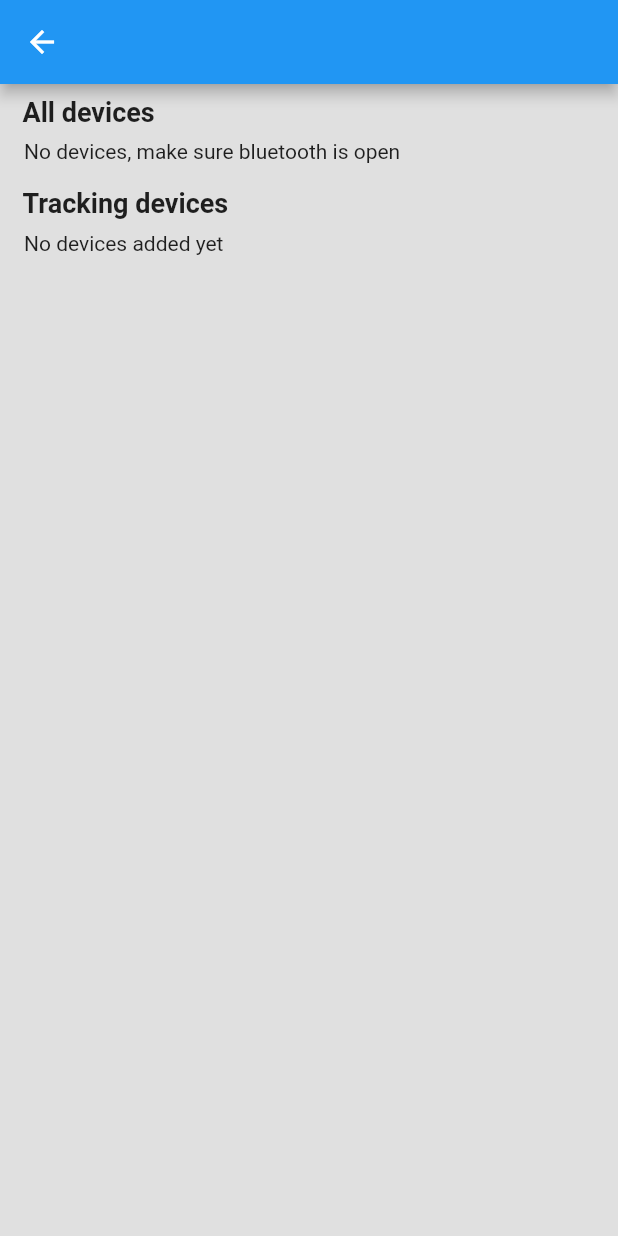
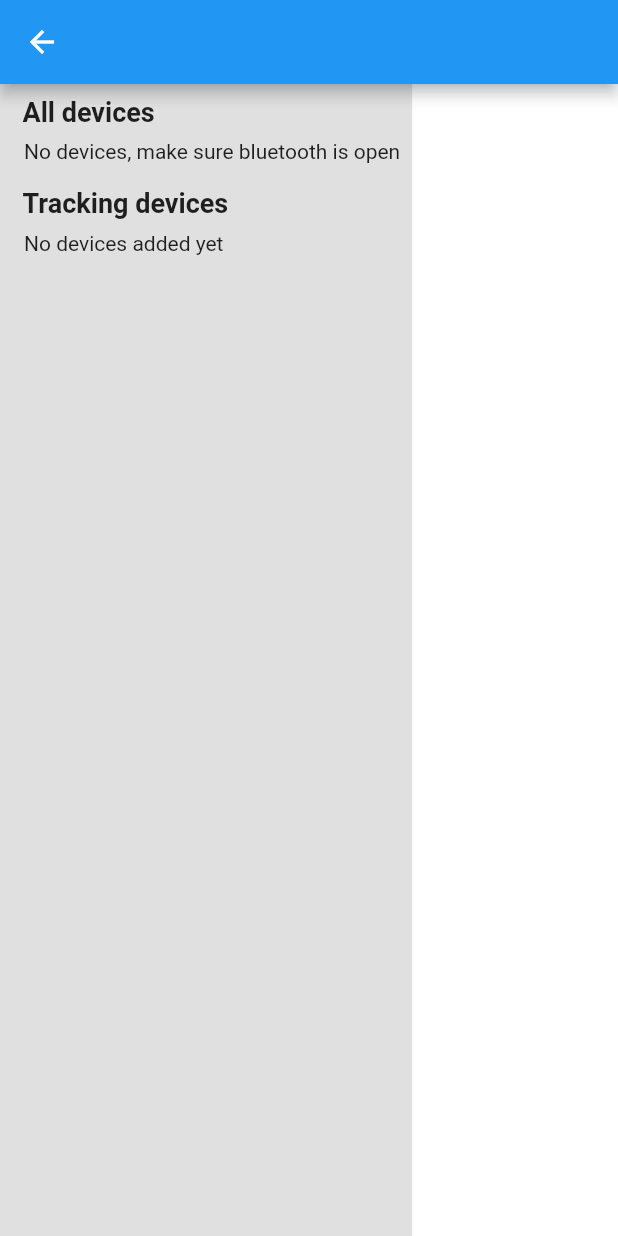
Before and after one commit to GeorgopoulosGiannis/where_i_park, a Flutter app: the screen it shows after launch, after a tap on an icon or button, on a phone screen of 412 x 824 dp. Run offline on Flutter 3.47's test engine with Material 2 defaults, Android fonts, the phone set to English and light mode, and no system bars; our stand-ins replace bloc, either_dart, equatable, flutter_bloc, flutter_local_notifications, geolocator and 8 more; missing offline and left inert: app_settings, bluetooth_events, maps_launcher.

Commit message:
UI tuning

```diff
--- a/lib/core/domain/usecases/get_last_location.dart
+++ b/lib/core/domain/usecases/get_last_location.dart
@@ -1,4 +1,4 @@
-import 'package:geolocator/geolocator.dart';
+
 import 'package:injectable/injectable.dart';
 import 'package:where_i_park/core/domain/entities/car_location.dart';
 import 'package:where_i_park/services/location_manager.dart';
--- a/lib/core/presentation/widgets/dialogs.dart
+++ b/lib/core/presentation/widgets/dialogs.dart
@@ -18,7 +18,7 @@ class SuccessDialog extends StatelessWidget {
   @override
   Widget build(BuildContext context) {
     return _Dialog(
-      bgColor: Colors.green,
+      bgColor: Theme.of(context).colorScheme.primary,
       icon: Icons.check_circle,
       title: title,
       body: body,
--- a/lib/features/add_device/domain/usecases/get_connected_device_subject.dart
+++ b/lib/features/add_device/domain/usecases/get_connected_device_subject.dart
@@ -1,5 +1,3 @@
-import 'dart:async';
-
 import 'package:injectable/injectable.dart';
 import 'package:rxdart/rxdart.dart';
 import 'package:where_i_park/services/bluetooth_manager.dart';
--- a/lib/features/add_device/presentation/pages/add_device_screen.dart
+++ b/lib/features/add_device/presentation/pages/add_device_screen.dart
@@ -1,5 +1,6 @@
 import 'package:flutter/material.dart';
 import 'package:flutter_bloc/flutter_bloc.dart';
+import 'package:where_i_park/features/add_device/presentation/widgets/list_title.dart';
 import 'package:where_i_park/features/home/presentation/widgets/home_item_icon_container.dart';
 
 import '../../../../services/injector.dart';
@@ -14,6 +15,7 @@ class AddDeviceScreen extends StatelessWidget {
 
   @override
   Widget build(BuildContext context) {
+    final theme = Theme.of(context);
     return BlocProvider(
       create: (context) => sl<AddDeviceBloc>()
         ..add(
@@ -36,10 +38,12 @@ class AddDeviceScreen extends StatelessWidget {
                 if (snapshot.connectionState == ConnectionState.done) {
                   return BlocBuilder<AddDeviceBloc, AddDeviceState>(
                     builder: (context, state) {
-                      return Column(
+                      return ColoredBox(
+                        color: theme.colorScheme.surface,
+                        child: Column(
                           crossAxisAlignment: CrossAxisAlignment.start,
                           children: [
-                          const _ListTitle(
+                            const ListTitle(
                               text: 'All devices',
                             ),
                             Flexible(
@@ -63,7 +67,7 @@ class AddDeviceScreen extends StatelessWidget {
                                       ),
                               ),
                             ),
-                          const _ListTitle(
+                            const ListTitle(
                               text: 'Tracking devices',
                             ),
                             Flexible(
@@ -86,6 +90,7 @@ class AddDeviceScreen extends StatelessWidget {
                               ),
                             ),
                           ],
+                        ),
                       );
                     },
                   );
@@ -96,7 +101,7 @@ class AddDeviceScreen extends StatelessWidget {
                     child: HomeItemIconContainer(
                       child: Icon(
                         Icons.bluetooth_drive,
-                        color: Theme.of(context).colorScheme.onPrimary,
+                        color: theme.colorScheme.onPrimary,
                         size: 65,
                       ),
                     ),
@@ -108,28 +113,3 @@ class AddDeviceScreen extends StatelessWidget {
     );
   }
 }
-
-class _ListTitle extends StatelessWidget {
-  final String text;
-  const _ListTitle({
-    required this.text,
-    Key? key,
-  }) : super(key: key);
-
-  @override
-  Widget build(BuildContext context) {
-    return Padding(
-      padding: const EdgeInsets.only(
-        left: 15.0,
-        top: 8,
-      ),
-      child: Text(
-        text,
-        style: const TextStyle(
-          fontWeight: FontWeight.bold,
-          fontSize: 18,
-        ),
-      ),
-    );
-  }
-}
--- /dev/null
+++ b/lib/features/add_device/presentation/widgets/list_title.dart
@@ -0,0 +1,26 @@
+import 'package:flutter/material.dart';
+
+class ListTitle extends StatelessWidget {
+  final String text;
+  const ListTitle({
+    required this.text,
+    Key? key,
+  }) : super(key: key);
+
+  @override
+  Widget build(BuildContext context) {
+    return Padding(
+      padding: const EdgeInsets.only(
+        left: 15.0,
+        top: 8,
+      ),
+      child: Text(
+        text,
+        style: const TextStyle(
+          fontWeight: FontWeight.bold,
+          fontSize: 18,
+        ),
+      ),
+    );
+  }
+}
--- a/lib/features/home/presentation/bloc/home_bloc.dart
+++ b/lib/features/home/presentation/bloc/home_bloc.dart
@@ -3,9 +3,7 @@ import 'dart:async';
 import 'package:bloc/bloc.dart';
 import 'package:equatable/equatable.dart';
 import 'package:injectable/injectable.dart';
-import 'package:where_i_park/core/domain/usecases/get_current_position.dart';
 import 'package:where_i_park/core/domain/usecases/save_current_location.dart';
-import 'package:where_i_park/core/domain/usecases/usecase.dart';
 
 part 'home_event.dart';
 part 'home_state.dart';
--- a/lib/features/home/presentation/home_screen.dart
+++ b/lib/features/home/presentation/home_screen.dart
@@ -1,3 +1,4 @@
+import 'dart:developer' as developer;
 import 'package:flutter/cupertino.dart';
 import 'package:flutter/material.dart';
 import 'package:flutter_bloc/flutter_bloc.dart';
@@ -37,7 +38,7 @@ class _HomeScreenState extends State<HomeScreen> {
         .flutterLocalNotificationsPlugin
         .getNotificationAppLaunchDetails();
     if (notificationAppLaunchDetails?.didNotificationLaunchApp ?? false) {
-      print(notificationAppLaunchDetails?.payload);
+      developer.log('${notificationAppLaunchDetails?.payload}');
     }
   }
 
@@ -78,7 +79,7 @@ class _HomeScreenState extends State<HomeScreen> {
                     onPressed: () {},
                     icon: Icon(
                       Icons.menu,
-                      color: theme.colorScheme.primary,
+                      color: theme.colorScheme.primaryVariant,
                       size: 40,
                     ),
                   )),
--- a/lib/features/home/presentation/widgets/home_item.dart
+++ b/lib/features/home/presentation/widgets/home_item.dart
@@ -30,7 +30,7 @@ class HomeItem extends StatelessWidget {
               spreadRadius: 2,
             ),
           ],
-          color: theme.colorScheme.secondary,
+          color: theme.colorScheme.primary,
           borderRadius: BorderRadius.circular(10.0),
         ),
         child: InkWell(
@@ -67,7 +67,7 @@ class HomeItem extends StatelessWidget {
                         TextSpan(
                           text: subtitle,
                           style: theme.textTheme.headline4?.copyWith(
-                            color: theme.colorScheme.primary,
+                            color: theme.colorScheme.primaryVariant,
                             fontWeight: FontWeight.bold,
                           ),
                         )
--- a/lib/features/home/presentation/widgets/home_item_icon_container.dart
+++ b/lib/features/home/presentation/widgets/home_item_icon_container.dart
@@ -2,9 +2,11 @@ import 'package:flutter/material.dart';
 
 class HomeItemIconContainer extends StatelessWidget {
   final Widget child;
+  final Color? color;
   const HomeItemIconContainer({
     Key? key,
     required this.child,
+    this.color,
   }) : super(key: key);
 
   @override
@@ -17,7 +19,7 @@ class HomeItemIconContainer extends StatelessWidget {
       ),
       child: DecoratedBox(
         decoration: BoxDecoration(
-          color: theme.colorScheme.primary,
+          color: color ?? theme.colorScheme.primaryVariant,
           shape: BoxShape.circle,
         ),
         child: Padding(
--- a/lib/main.dart
+++ b/lib/main.dart
@@ -1,8 +1,8 @@
+import 'dart:developer' as developer;
 import 'dart:async';
 
 import 'package:flutter/material.dart';
 import 'package:flutter_bloc/flutter_bloc.dart';
-import 'package:shared_preferences/shared_preferences.dart';
 
 import 'package:wakelock/wakelock.dart';
 import 'package:where_i_park/features/home/presentation/bloc/home_bloc.dart';
@@ -25,7 +25,7 @@ void main() async {
 }
 
 Future<void> onSelectNotification(String? payload) async {
-  print(payload);
+  developer.log(payload.toString());
 }
 
 class MyApp extends StatelessWidget {
@@ -43,11 +43,16 @@ class MyApp extends StatelessWidget {
         title: 'Where did i park?',
         theme: ThemeData.from(
           colorScheme: ColorScheme.light(
-              primary: Colors.blue, //Color.fromRGBO(100, 156, 166, 1),
-              secondary: Colors.blue[200]!, //  Color.fromRGBO(172, 196, 204, 1)
-        ),
+            primary: Colors.blue[200]!, //Color.fromRGBO(100, 156, 166, 1),
+            primaryVariant: Colors.blue,
+            surface: Colors.grey[300]!,
+            //secondary: , //  Color.fromRGBO(172, 196, 204, 1)
+          ),
         ).copyWith(
-          scaffoldBackgroundColor: Colors.grey[300]!,
+          scaffoldBackgroundColor: Colors.white, // Colors.grey[300]!,
+          appBarTheme: const AppBarTheme(
+            color: Colors.blue,
+          ),
         ),
         home: const SafeArea(
           child: HomeScreen(),
--- a/lib/services/bluetooth_manager.dart
+++ b/lib/services/bluetooth_manager.dart
@@ -4,8 +4,7 @@ import 'package:bluetooth_events/bluetooth_events.dart';
 import 'package:flutter/services.dart';
 import 'package:injectable/injectable.dart';
 import 'package:rxdart/rxdart.dart';
-import 'package:shared_preferences/shared_preferences.dart';
-import 'package:where_i_park/core/constants.dart';
+
 import 'package:where_i_park/core/data/models/bluetooth_device_model.dart';
 import 'package:where_i_park/services/injector.dart';
 import 'package:where_i_park/services/location_manager.dart';
--- a/lib/services/notification_manager.dart
+++ b/lib/services/notification_manager.dart
@@ -1,12 +1,8 @@
-import 'dart:convert';
+import 'dart:developer' as developer;
 
 import 'package:flutter_local_notifications/flutter_local_notifications.dart';
-import 'package:geocoding/geocoding.dart';
+
 import 'package:injectable/injectable.dart';
-
-import 'package:where_i_park/services/location_manager.dart';
-
-import 'injector.dart';
 
 @singleton
 class NotificationManager {
@@ -30,7 +26,7 @@ class NotificationManager {
         // }
       },
     );
-    print(succeeded);
+    developer.log(succeeded.toString());
   }
 
   static Future<void> showNotification({
```
Also changed, not shown: lib/features/add_device/presentation/widgets/devices_list.dart (+9 -11 lines), lib/features/find_car/presentation/pages/find_car_screen.dart (+3 -5 lines), lib/features/find_car/presentation/widgets/map_location_card.dart (+164 -65 lines), lib/services/location_manager.dart (+11 -13 lines), lib/services/storage_manager.dart (+12 -1 lines), lib/services/injector.config.dart. Lines whose indentation alone changed are shown as unchanged.
